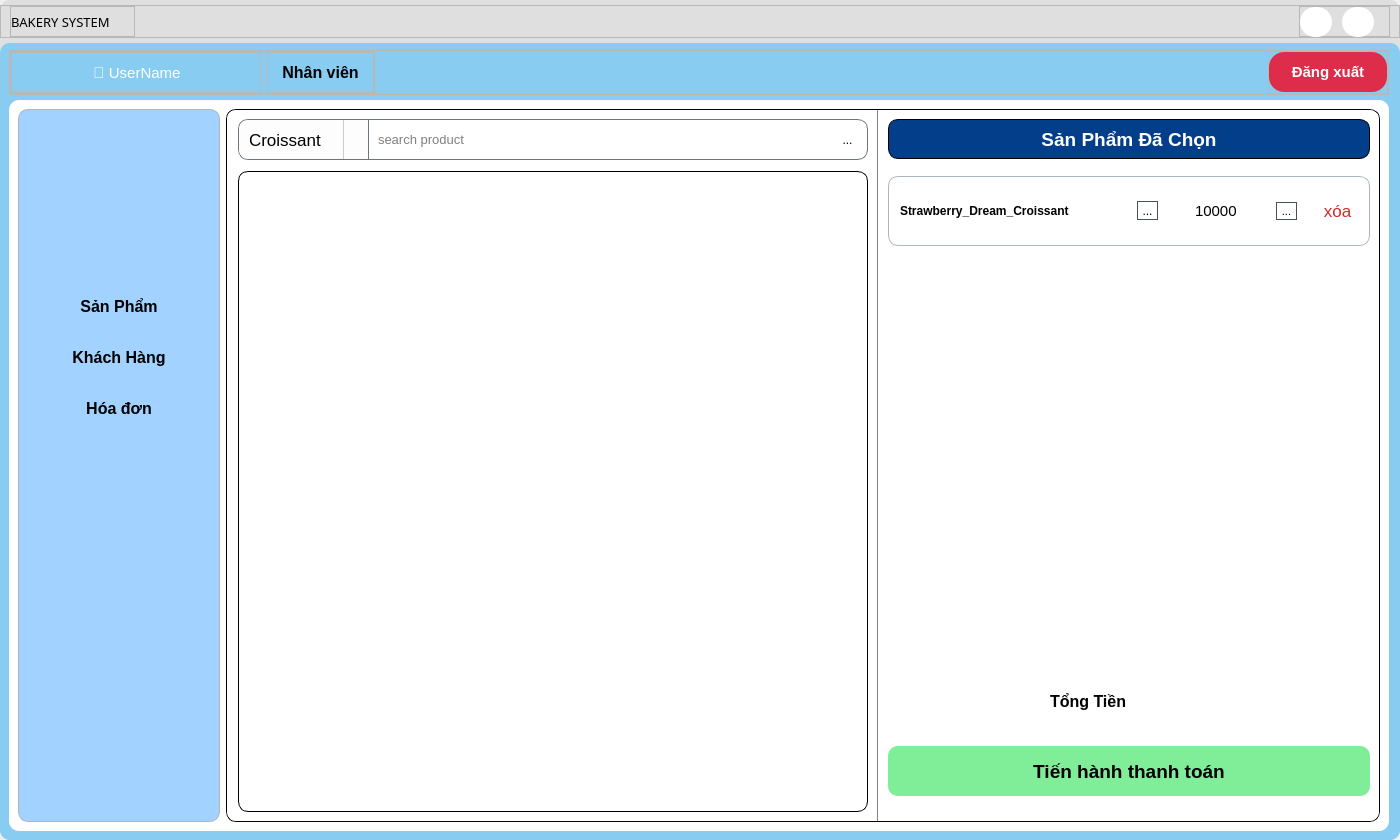
yuukun123/bakery-management-system, file UI/forms/employee/employee_main_screen.ui: the form before one commit.
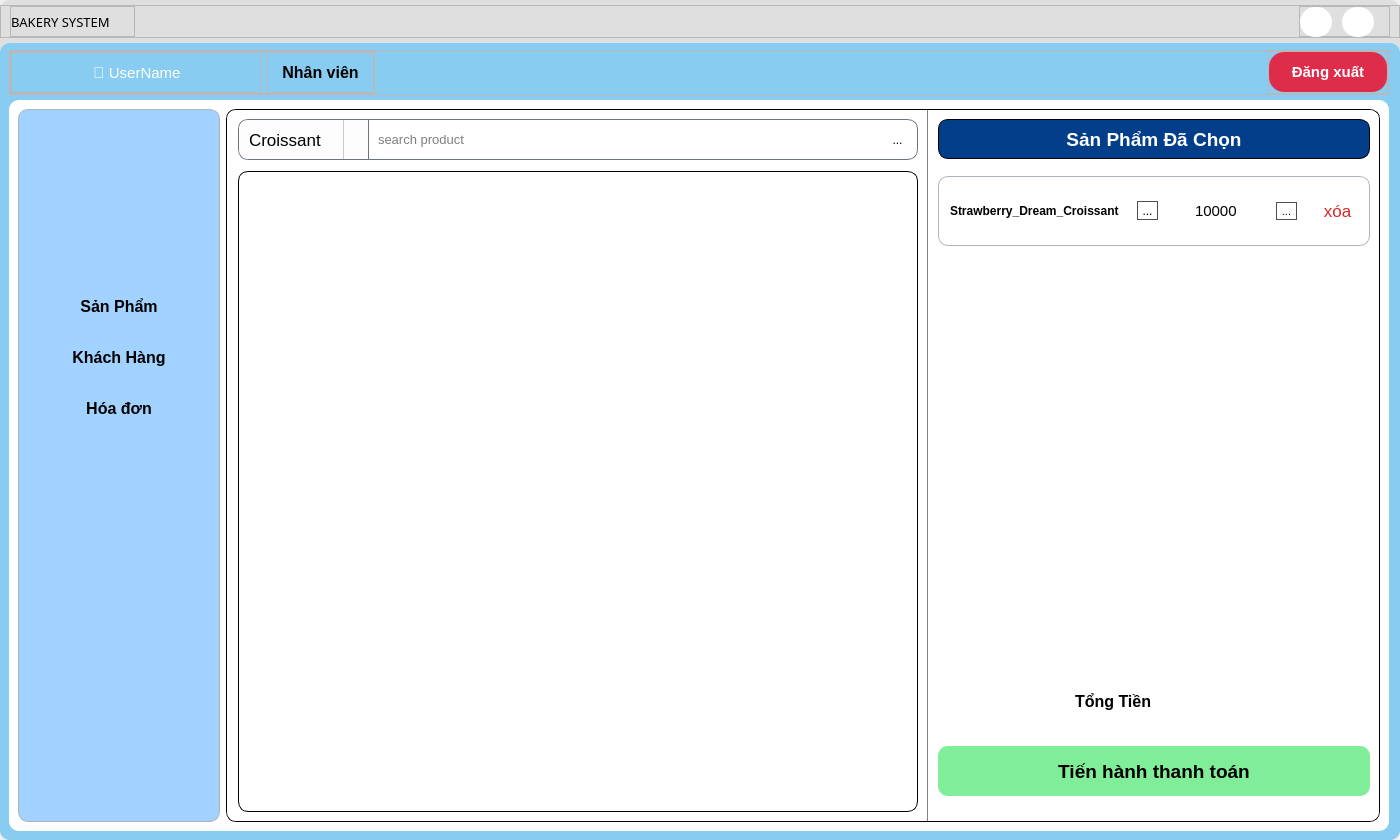
The form after the commit. Icons and pictures are not drawn.

Diff of the .ui file:
```diff
--- a/UI/forms/employee/employee_main_screen.ui
+++ b/UI/forms/employee/employee_main_screen.ui
@@ -1157,7 +1157,7 @@
                        </property>
                        <property name="minimumSize">
                         <size>
-                         <width>500</width>
+                         <width>0</width>
                          <height>0</height>
                         </size>
                        </property>
```
